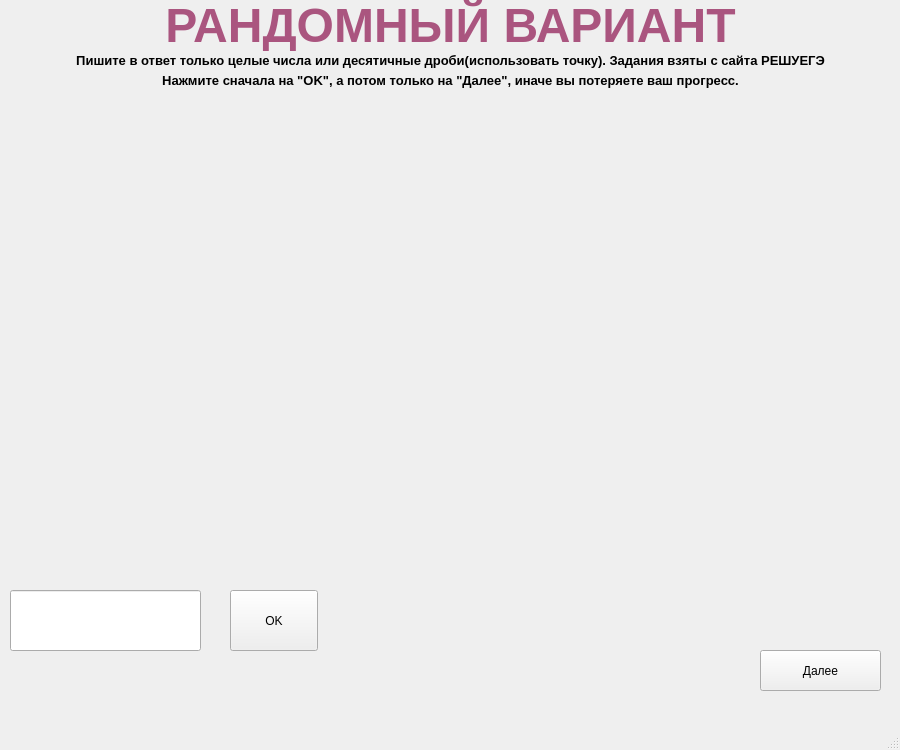
Above: random_varik.ui from MariVermil/Lyceum before the change. Below: the same form after it.
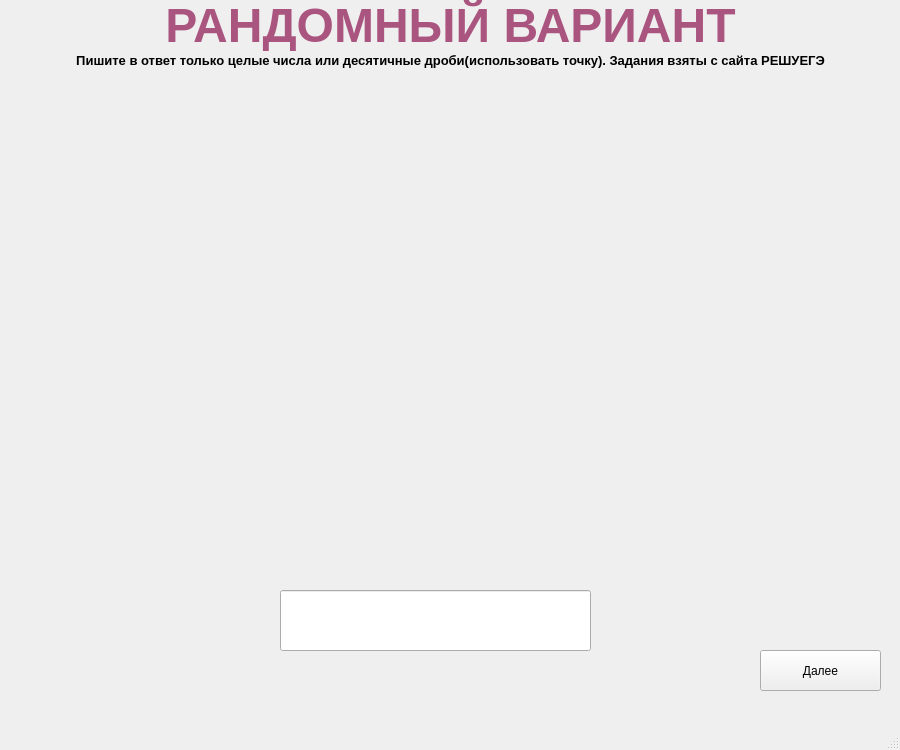
That is the form after the change.

Patch:
```diff
--- a/random_varik.ui
+++ b/random_varik.ui
@@ -113,26 +113,13 @@
    <widget class="QLineEdit" name="ans_p1">
     <property name="geometry">
      <rect>
-      <x>10</x>
+      <x>280</x>
       <y>590</y>
-      <width>191</width>
+      <width>311</width>
       <height>61</height>
      </rect>
     </property>
    </widget>
-   <widget class="QPushButton" name="btn_ok_p1">
-    <property name="geometry">
-     <rect>
-      <x>230</x>
-      <y>590</y>
-      <width>88</width>
-      <height>61</height>
-     </rect>
-    </property>
-    <property name="text">
-     <string>OK</string>
-    </property>
-   </widget>
    <widget class="QPushButton" name="btn_next_p1">
     <property name="geometry">
      <rect>
@@ -146,29 +133,6 @@
      <string>Далее</string>
     </property>
    </widget>
-   <widget class="QLabel" name="label_3">
-    <property name="geometry">
-     <rect>
-      <x>10</x>
-      <y>70</y>
-      <width>881</width>
-      <height>21</height>
-     </rect>
-    </property>
-    <property name="font">
-     <font>
-      <pointsize>10</pointsize>
-      <weight>75</weight>
-      <bold>true</bold>
-     </font>
-    </property>
-    <property name="text">
-     <string>Нажмите сначала на &quot;OK&quot;, а потом только на &quot;Далее&quot;, иначе вы потеряете ваш прогресс.</string>
-    </property>
-    <property name="alignment">
-     <set>Qt::AlignCenter</set>
-    </property>
-   </widget>
    <widget class="QLabel" name="problems">
     <property name="geometry">
      <rect>
```
